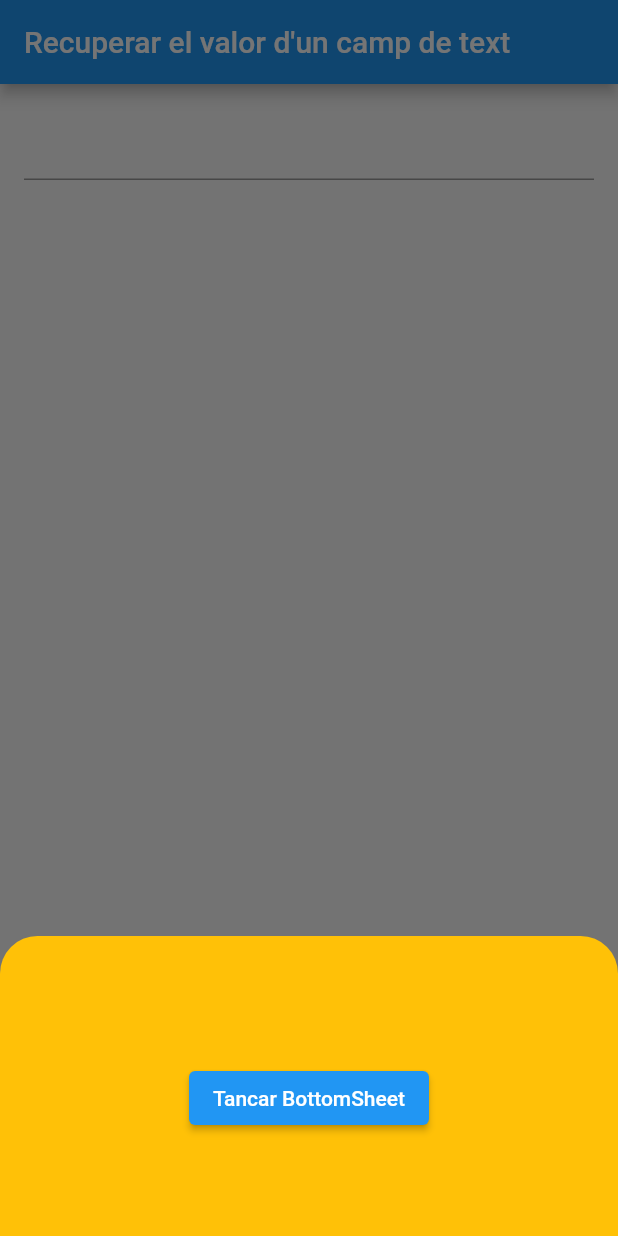
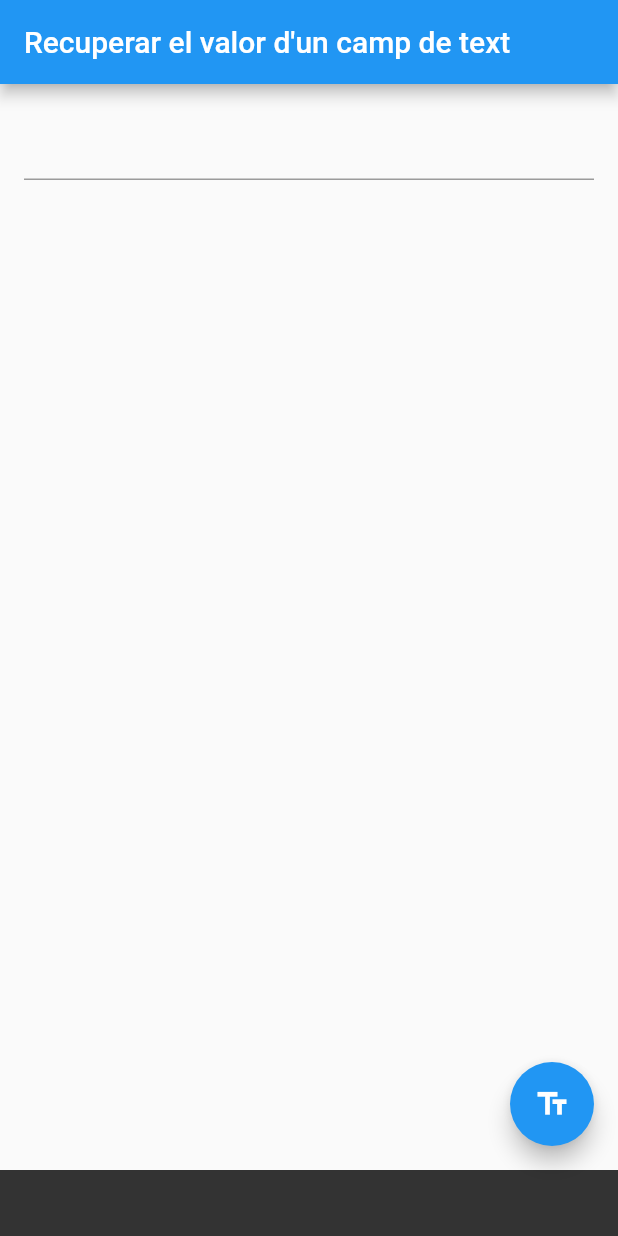
Before and after one commit to ivantrilla2/appdialegs, a Flutter app: the screen it shows after launch, after a tap on the "text fields" icon, on a phone screen of 412 x 824 dp. Run offline on Flutter 3.47's test engine with Material 2 defaults, Android fonts, the phone set to English and light mode, and no system bars.

Commit message:
First commit

```diff
--- a/lib/main.dart
+++ b/lib/main.dart
@@ -43,33 +43,10 @@ class _MyCustomFormState extends State<MyCustomForm> {
       ),
       floatingActionButton: FloatingActionButton(
         onPressed: () {
-          showModalBottomSheet(
-              backgroundColor: Colors.transparent,
-              context: context,
-              builder: (BuildContext context) {
-                return Container(
-                    decoration: const BoxDecoration(
-                      color: Colors.amber,
-                      borderRadius: BorderRadius.only(
-                        topLeft: Radius.circular(25),
-                        topRight: Radius.circular(25),
-                      ),
-                    ),
-                    height: 200,
-                    child: Center(
-                      child: Column(
-                        mainAxisAlignment: MainAxisAlignment.center,
-                        mainAxisSize: MainAxisSize.min,
-                        children: <Widget>[
-                          Text(myController.text),
-                          ElevatedButton(
-                            onPressed: () => Navigator.of(context).pop(),
-                            child: const Text('Tancar BottomSheet'),
-                          )
-                        ],
-                      ),
-                    ));
-              });
+          ScaffoldMessenger.of(context).showSnackBar(SnackBar(
+            content: Text(myController.text),
+            duration: const Duration(seconds: 3),
+          ));
         },
         tooltip: 'Mostra el valor!',
         child: const Icon(Icons.text_fields),
```
